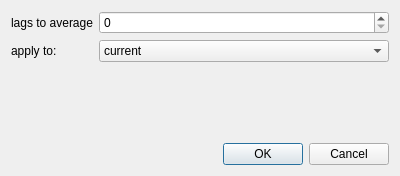
jkriege2/QuickFit3, file plugins/fcsmsdevaluation/qffcsmsdevaluationaveragechannelsdialog.ui: the form before one commit.
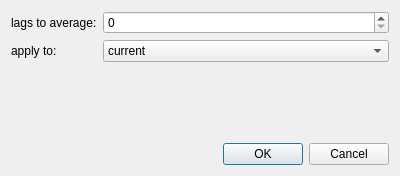
The form after the commit.

Diff of the .ui file:
```diff
--- a/plugins/fcsmsdevaluation/qffcsmsdevaluationaveragechannelsdialog.ui
+++ b/plugins/fcsmsdevaluation/qffcsmsdevaluationaveragechannelsdialog.ui
@@ -19,7 +19,7 @@
      <item row="0" column="0">
       <widget class="QLabel" name="label">
        <property name="text">
-        <string>lags to average</string>
+        <string>lags to average:</string>
        </property>
       </widget>
      </item>
```
